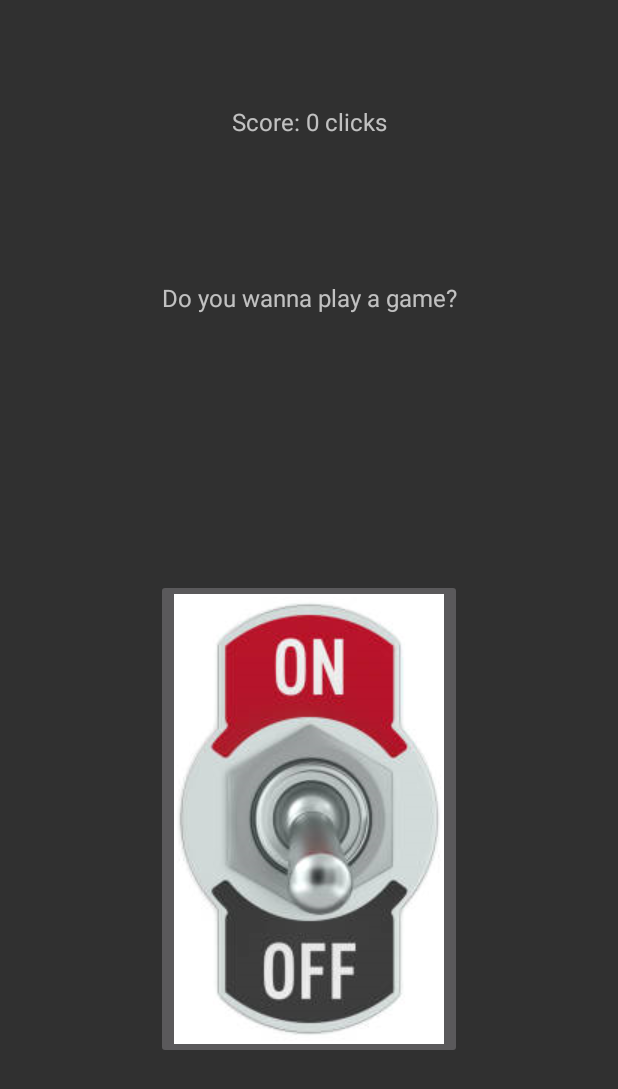
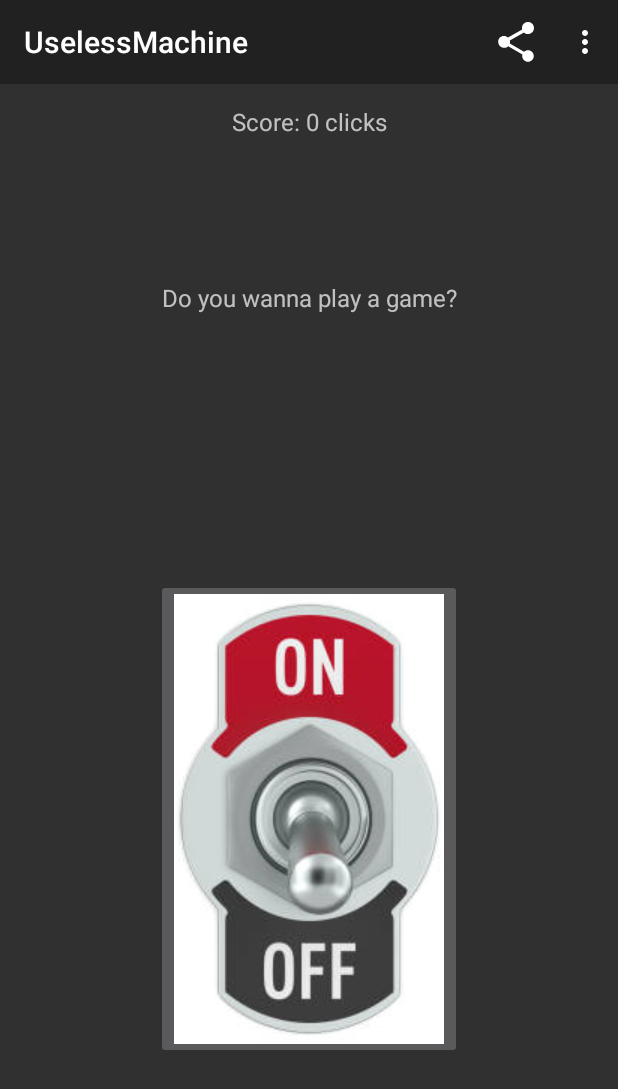
Before and after one commit to MarcelQ5/UselessMachine, an Android app: the NormalMode screen opened directly, with no data from a screen before it, on a phone screen of 412 x 824 dp. Shown: the top 1089 px of the screen. Run offline under Robolectric (Android 15) with nearby library versions, the phone set to English and light mode, and no system bars.

Commit message:
Added Toolbar to NormalMode

```diff
--- a/app/src/main/java/de/thu/uselessmachine/NormalMode.java
+++ b/app/src/main/java/de/thu/uselessmachine/NormalMode.java
@@ -1,11 +1,18 @@
 package de.thu.uselessmachine;
 
+import androidx.annotation.NonNull;
 import androidx.appcompat.app.AppCompatActivity;
+import androidx.appcompat.widget.ShareActionProvider;
+import androidx.appcompat.widget.Toolbar;
+import androidx.core.view.MenuItemCompat;
 
 import android.content.Context;
 import android.content.Intent;
 import android.content.SharedPreferences;
+import android.icu.number.IntegerWidth;
 import android.os.Bundle;
+import android.view.Menu;
+import android.view.MenuItem;
 import android.view.View;
 import android.widget.ImageButton;
 import android.widget.TextView;
@@ -13,13 +20,16 @@ import android.widget.TextView;
 
 public class NormalMode extends AppCompatActivity {
     private boolean isOn = false;
-
+    ShareActionProvider shareActionProvider;
     int scoreNormal = 0;
 
     @Override
     protected void onCreate(Bundle savedInstanceState) {
         super.onCreate(savedInstanceState);
         setContentView(R.layout.activity_normal_mode);
+        Toolbar toolbar = (Toolbar)findViewById(R.id.toolbarNormal);
+        setSupportActionBar(toolbar);
+
         TextView score = findViewById(R.id.displayScoreNormal);
         score.setText("Score: " + scoreNormal + " clicks");
         score.invalidate();
@@ -38,6 +48,36 @@ public class NormalMode extends AppCompatActivity {
         super.onResume();
         SharedPreferences prefs = getPreferences(Context.MODE_PRIVATE);
         scoreNormal= prefs.getInt("scoreNormal", 0);
+    }
+
+    @Override
+    public boolean onCreateOptionsMenu(Menu menu) {
+        getMenuInflater().inflate(R.menu.general_menu, menu);
+        MenuItem shareItem = menu.findItem(R.id.action_share);
+        shareActionProvider = (ShareActionProvider) MenuItemCompat.getActionProvider(shareItem);
+        setShareText("My current Normal score for the useless machine is: " + Integer.toString(scoreNormal) + " clicks");
+        return true;
+    }
+
+    private void setShareText(String text) {
+        Intent shareIntent = new Intent(Intent.ACTION_SEND);
+        shareIntent.setType("text/plain");
+        if (text != null) {
+            shareIntent.putExtra(Intent.EXTRA_TEXT, text);
+        }
+        shareActionProvider.setShareIntent(shareIntent);
+    }
+
+    @Override
+    public boolean onOptionsItemSelected(@NonNull MenuItem item) {
+        switch (item.getItemId()) {
+            case R.id.backToMainMenu:
+                Intent backToMain = new Intent(this, MainActivity.class);
+                startActivity(backToMain);
+                return true;
+            default:
+                return super.onOptionsItemSelected(item);
+        }
     }
 
     public void onMainSwitchNormalClicked(View view) {
--- a/app/src/main/res/layout/activity_normal_mode.xml
+++ b/app/src/main/res/layout/activity_normal_mode.xml
@@ -5,6 +5,20 @@
     android:layout_width="match_parent"
     android:layout_height="match_parent"
     tools:context=".NormalMode">
+
+    <androidx.appcompat.widget.Toolbar
+        android:id="@+id/toolbarNormal"
+        android:layout_width="match_parent"
+        android:layout_height="wrap_content"
+        android:layout_marginBottom="14dp"
+        android:background="?attr/colorPrimary"
+        android:minHeight="?attr/actionBarSize"
+        android:theme="?attr/actionBarTheme"
+        android:visibility="visible"
+        app:layout_constraintBottom_toTopOf="@+id/displayScoreNormal"
+        app:layout_constraintEnd_toEndOf="parent"
+        app:layout_constraintStart_toStartOf="parent"
+        app:layout_constraintTop_toTopOf="parent" />
 
     <TextView
         android:id="@+id/displayScoreNormal"
--- /dev/null
+++ b/app/src/main/res/menu/general_menu.xml
@@ -0,0 +1,12 @@
+<?xml version="1.0" encoding="utf-8"?>
+<menu xmlns:app="http://schemas.android.com/apk/res-auto"
+    xmlns:android="http://schemas.android.com/apk/res/android">
+
+    <item
+        android:id="@+id/backToMainMenu"
+        android:title="Back to Main Menu" />
+
+    <item android:id="@+id/action_share" android:title="Share"
+        app:showAsAction="ifRoom"
+        app:actionProviderClass="androidx.appcompat.widget.ShareActionProvider" />
+</menu>
```
